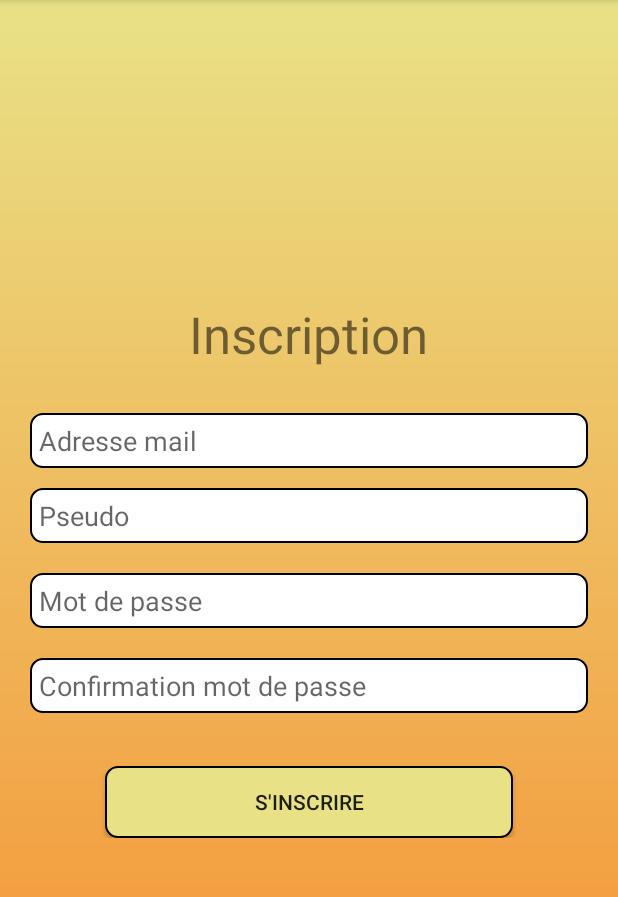
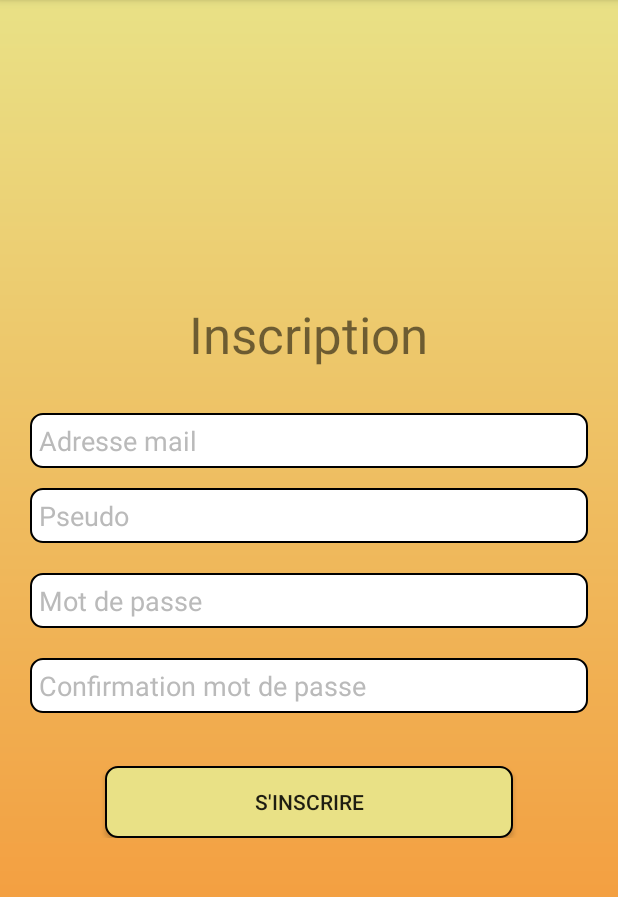
Before and after one commit to Jemery-Dev/Coral-Map, an Android app: the Registration screen opened directly, with no data from a screen before it, on a phone screen of 412 x 824 dp, the part 84-981 px from its top. Run offline under Robolectric (Android 15) with nearby library versions, the phone set to English and light mode, and no system bars; our stand-ins replace Firebase (no records; nobody signed in at launch, a user with empty details on screens opened directly).

Commit message:
fix des couleurs des inputs

```diff
--- a/app/src/main/res/layout/activity_login.xml
+++ b/app/src/main/res/layout/activity_login.xml
@@ -38,6 +38,7 @@
                 android:id="@+id/email"
                 android:layout_width="match_parent"
                 android:layout_height="wrap_content"
+                android:textColor="#000000"
                 android:layout_marginTop="20dp"
                 android:background="@drawable/edit_text_background"
                 android:hint="@string/adresse_mail"
@@ -52,6 +53,7 @@
                 android:layout_width="match_parent"
                 android:layout_height="wrap_content"
                 android:layout_marginTop="20dp"
+                android:textColor="#000000"
                 android:padding="6dp"
                 android:background="@drawable/edit_text_background"
                 android:hint="@string/mot_de_passe"
--- a/app/src/main/res/layout/activity_register.xml
+++ b/app/src/main/res/layout/activity_register.xml
@@ -36,6 +36,8 @@
                     android:layout_width="match_parent"
                     android:layout_height="wrap_content"
                     android:layout_marginTop="30dp"
+                    android:textColorHint="#bababa"
+                    android:textColor="#000000"
                     android:padding="6dp"
                     android:background="@drawable/edit_text_background"
                     android:inputType="textEmailAddress"
@@ -49,6 +51,8 @@
                     android:layout_height="wrap_content"
                     android:padding="6dp"
                     android:layout_marginTop="80dp"
+                    android:textColorHint="#bababa"
+                    android:textColor="#000000"
                     android:background="@drawable/edit_text_background"
                     android:inputType="textEmailAddress"
                     android:hint="Pseudo"
@@ -58,8 +62,10 @@
                 <EditText
                     android:id="@+id/input_password"
                     android:layout_width="match_parent"
+                    android:textColor="#000000"
                     android:layout_height="wrap_content"
                     android:layout_marginTop="70dp"
+                    android:textColorHint="#bababa"
                     android:padding="6dp"
                     android:inputType="textPassword"
                     android:background="@drawable/edit_text_background"
@@ -72,8 +78,10 @@
                     android:layout_height="wrap_content"
                     android:layout_marginTop="20dp"
                     android:inputType="textPassword"
+                    android:textColor="#000000"
                     android:background="@drawable/edit_text_background"
                     android:padding="6dp"
+                    android:textColorHint="#bababa"
                     android:hint="@string/confirmation_mot_de_passe"
                     android:layout_below="@+id/input_password"/>
 
```
